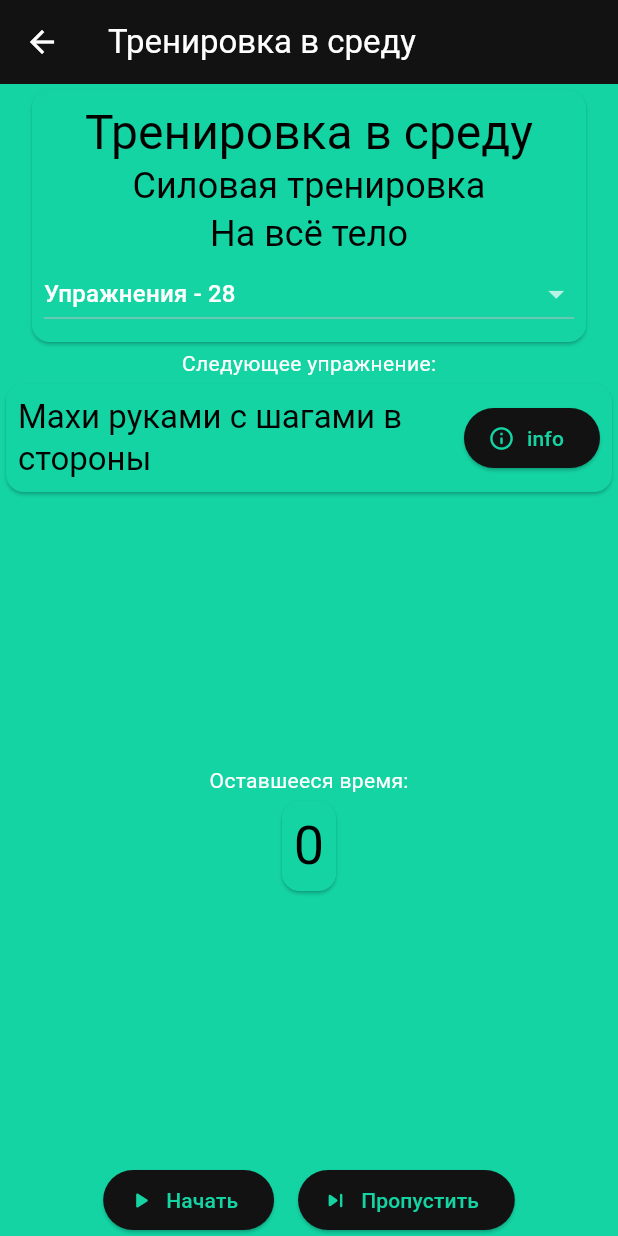
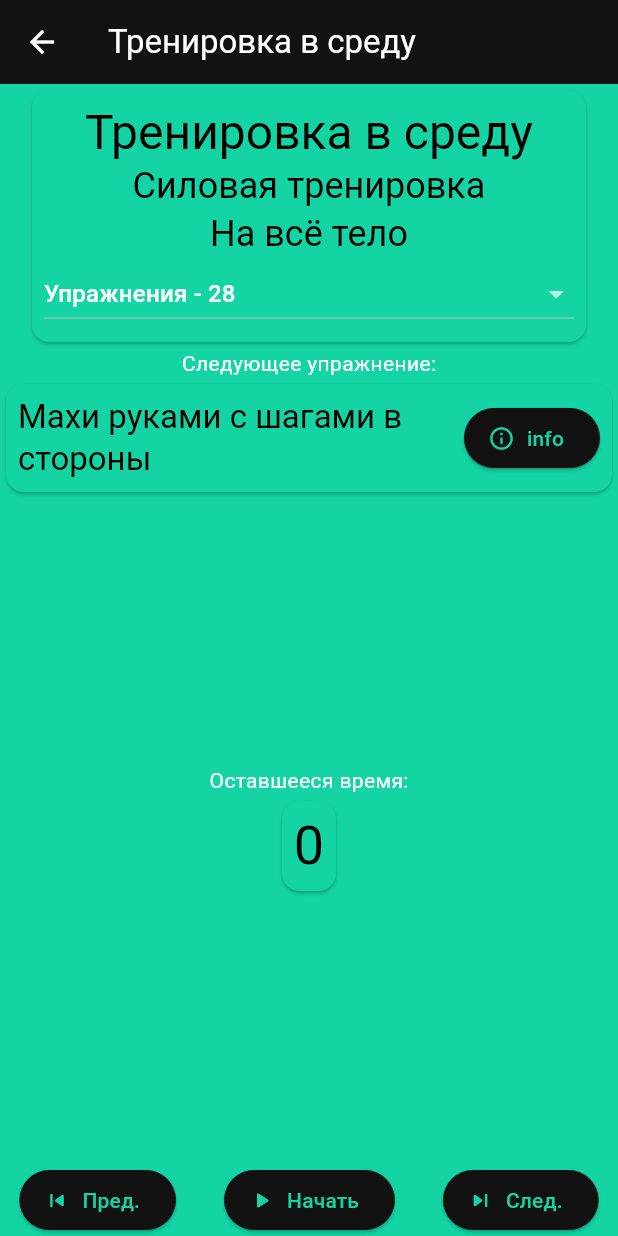
Before and after one commit to Karenfen/MyHomeGym, a Flutter app: the screen it shows after launch, after a tap on "Начать", on a phone screen of 412 x 824 dp. Run offline on Flutter 3.47's test engine with Material 2 defaults, Android fonts, the light colour scheme and no system bars; our stand-ins replace audioplayers, youtube_player_flutter.

Commit message:
добавил кнопку перехода к предыдущему упражнению

```diff
--- a/lib/classes/exercise.dart
+++ b/lib/classes/exercise.dart
@@ -164,4 +164,10 @@ class Exercise extends Activities {
     isPause = false;
     isNotCompleted = false;
   }
+
+  void reset() {
+    isCanceled = false;
+    isPause = false;
+    isNotCompleted = false;
+  }
 }
--- a/lib/classes/workout.dart
+++ b/lib/classes/workout.dart
@@ -88,7 +88,9 @@ class Workout extends Activities {
       try {
         currentExercise = exerciseList[currentIndex];
         onExerciseBegin?.call(currentExercise);
+
         await currentExercise.run();
+        currentExercise.reset();
       } on Exception catch (e) {
         break;
       }
--- a/lib/pages/workout_start_page.dart
+++ b/lib/pages/workout_start_page.dart
@@ -59,6 +59,9 @@ class _WorkoutStartPageState extends State<WorkoutStartPage> {
       currentExercise.onBegine = (seconds) {
         setState(() {
           secondsLeft = seconds;
+          isPause = false;
+          iconButtonStart = Icon(Icons.pause_rounded);
+          labelButtonStart = Text('Пауза');
         });
 
         startNotificationPlayer.resume();
@@ -166,9 +169,22 @@ class _WorkoutStartPageState extends State<WorkoutStartPage> {
               Expanded(
                 child: SizedBox(),
               ),
-              Row(
-                mainAxisAlignment: MainAxisAlignment.center,
+              Wrap(
+                alignment: WrapAlignment.center,
+                spacing: 8,
+                runSpacing: 8,
                 children: [
+                  ElevatedButton.icon(
+                    onPressed: () {
+                      if (isRun) {
+                        if (isPause) isPause = false;
+                        workout.previous();
+                      }
+                    },
+                    icon: Icon(Icons.skip_previous_rounded),
+                    label: Text('Пред.'),
+                  ),
+                  SizedBox(width: 16),
                   ElevatedButton.icon(
                     onPressed: () async {
                       if (!mounted) return;
@@ -194,7 +210,7 @@ class _WorkoutStartPageState extends State<WorkoutStartPage> {
                               ? Icon(Icons.play_arrow)
                               : Icon(Icons.pause);
                           labelButtonStart =
-                              isPause ? Text('Продолжить') : Text('Пауза');
+                              isPause ? Text('Прод.') : Text('Пауза');
                           if (isPause) {
                             workout.pause();
                           } else {
@@ -217,7 +233,7 @@ class _WorkoutStartPageState extends State<WorkoutStartPage> {
                       }
                     },
                     icon: Icon(Icons.skip_next_rounded),
-                    label: Text('Пропустить'),
+                    label: Text('След.'),
                   )
                 ],
               ),
```
